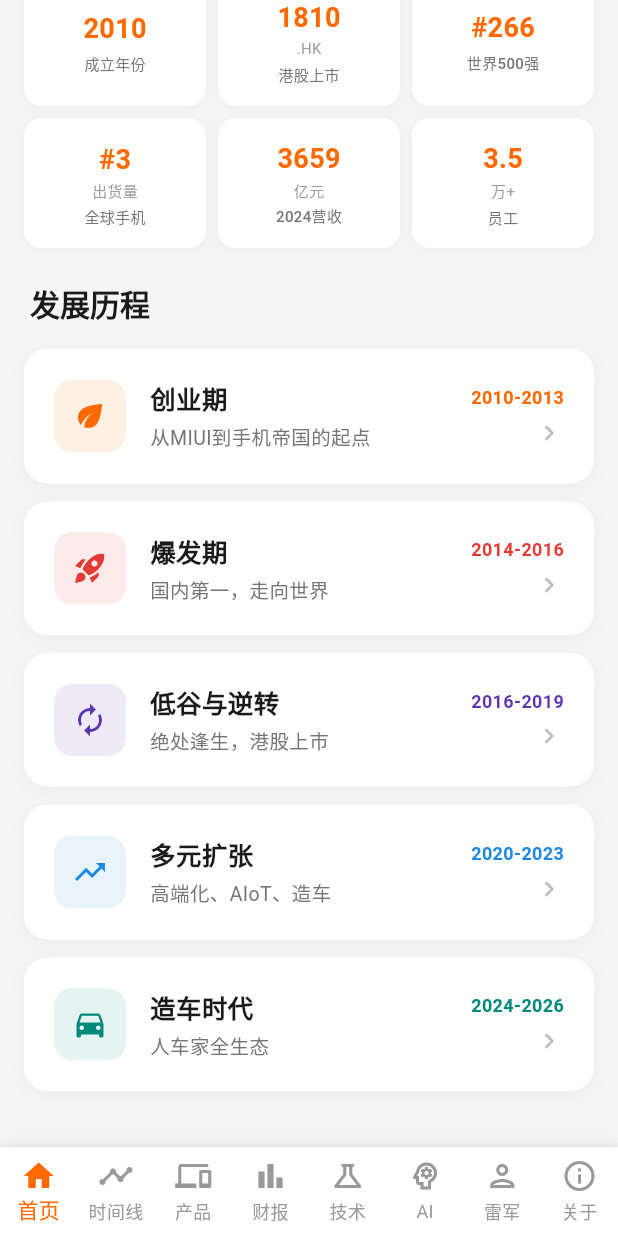
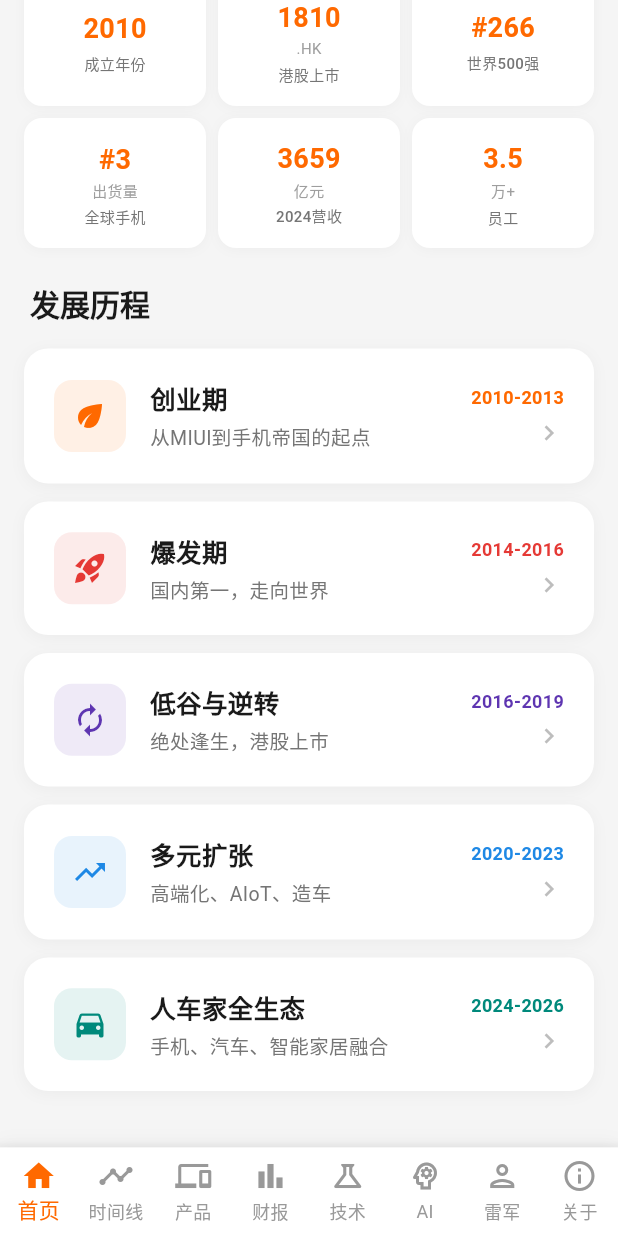
Before and after one commit to QingheMonster/do-you-know-xiaomi, a Flutter app: the screen it shows after launch, scrolled down 322 dp, on a phone screen of 412 x 824 dp. Run offline on Flutter 3.47's test engine with Material 3 defaults, Android fonts, the phone set to English and light mode, and no system bars; our stand-ins replace fl_chart.

Commit message:
fix: 阶段五标题改为'人车家全生态'，副标题改为'手机、汽车、智能家居融合'

```diff
--- a/lib/data/xiaomi_data.dart
+++ b/lib/data/xiaomi_data.dart
@@ -309,11 +309,11 @@
     ],
   );
 
-  // 阶段五：造车时代 2024-2026
+  // 阶段五：人车家全生态 2024-2026
   static final TimelineEra _era5 = TimelineEra(
     id: 'era5',
-    title: '造车时代',
-    subtitle: '人车家全生态',
+    title: '人车家全生态',
+    subtitle: '手机、汽车、智能家居融合',
     yearRange: '2024-2026',
     colorValue: 0xFF00897B,
     icon: Icons.directions_car,
```
